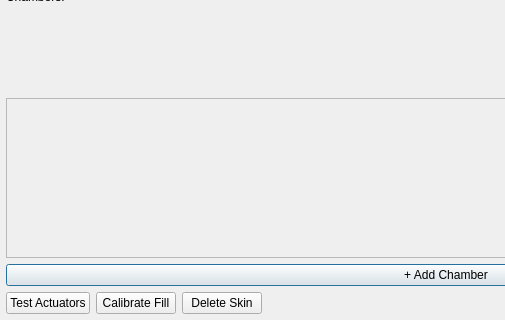
This is src/gui/ui/skin_config_dialog.ui in techandpeople/SoftEdIBO as Qt 5 draws it before an edit; both pictures show x 0 to 505 and y 300 to 620 of the 900 by 620 pixel window. The edited form follows.
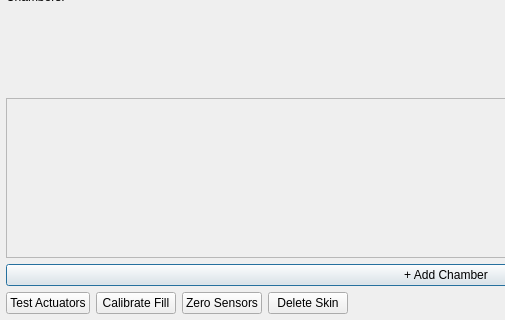
This is the edited form.

```diff
--- a/src/gui/ui/skin_config_dialog.ui
+++ b/src/gui/ui/skin_config_dialog.ui
@@ -118,6 +118,13 @@
        <property name="text"><string>Calibrate Fill</string></property>
       </widget>
      </item>
+     <item>
+      <widget class="QPushButton" name="zero_btn">
+       <property name="toolTip"><string>Vent this skin's chambers to atmosphere, then zero their pressure sensors so ambient reads 0 kPa (persisted on the node).</string></property>
+       <property name="whatsThis"><string>The pressure sensor has no factory zero, so at true atmosphere it reads a few kPa of offset — which makes a vented chamber look inflated. This vents every chamber to ambient (valves open, pumps off) and tells the node to capture that reading as its per-chamber zero, stored in flash. Run it once (with the skin idle, nothing pressing) after wiring or swapping a sensor. Note: afterwards pressure targets are true gauge, so chambers reach a few kPa higher for the same setpoint.</string></property>
+       <property name="text"><string>Zero Sensors</string></property>
+      </widget>
+     </item>
      <item>
       <widget class="QPushButton" name="delete_btn">
        <property name="whatsThis"><string>Remove this skin from the configuration. Does not touch the node hardware; other skins on the same node are unaffected.</string></property>
```
